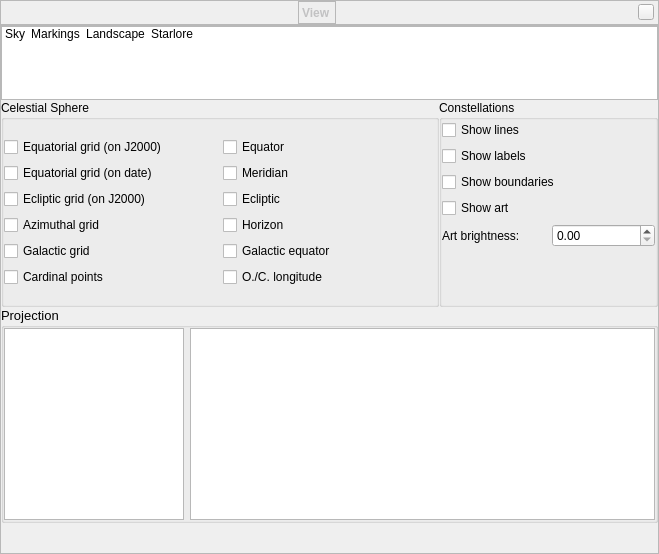
519984307/stellarium_src, file src/gui/viewDialog.ui: the form before one commit.
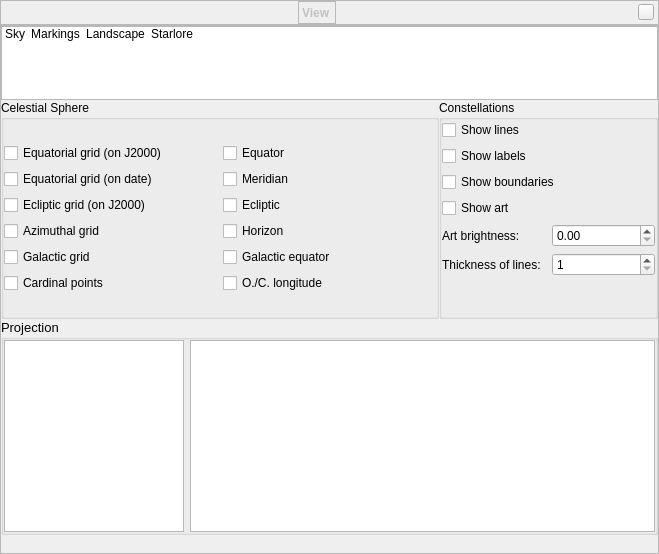
The form after the commit. The open tabs and pages were chosen to show the change. Icons and pictures are not drawn. Custom widgets are drawn as their Qt base class.

Commit message: Now users can to change thickness of lines of the constellations

```diff
--- a/src/gui/viewDialog.ui
+++ b/src/gui/viewDialog.ui
@@ -1370,15 +1370,8 @@
               </widget>
              </item>
              <item>
-              <layout class="QHBoxLayout">
-               <item>
-                <widget class="QLabel" name="label_6">
-                 <property name="text">
-                  <string>Art brightness:</string>
-                 </property>
-                </widget>
-               </item>
-               <item>
+              <layout class="QGridLayout" name="gridLayout_9">
+               <item row="0" column="1">
                 <widget class="QDoubleSpinBox" name="constellationArtBrightnessSpinBox">
                  <property name="maximum">
                   <double>1.000000000000000</double>
@@ -1388,6 +1381,39 @@
                  </property>
                 </widget>
                </item>
+               <item row="0" column="0">
+                <widget class="QLabel" name="label_6">
+                 <property name="text">
+                  <string>Art brightness:</string>
+                 </property>
+                </widget>
+               </item>
+               <item row="1" column="0">
+                <widget class="QLabel" name="label_2">
+                 <property name="text">
+                  <string>Thickness of lines:</string>
+                 </property>
+                </widget>
+               </item>
+               <item row="1" column="1">
+                <widget class="QDoubleSpinBox" name="constellationLineThicknessSpinBox">
+                 <property name="toolTip">
+                  <string>Value in pixels</string>
+                 </property>
+                 <property name="decimals">
+                  <number>0</number>
+                 </property>
+                 <property name="minimum">
+                  <double>1.000000000000000</double>
+                 </property>
+                 <property name="maximum">
+                  <double>5.000000000000000</double>
+                 </property>
+                 <property name="singleStep">
+                  <double>1.000000000000000</double>
+                 </property>
+                </widget>
+               </item>
               </layout>
              </item>
              <item>
@@ -1398,7 +1424,7 @@
                <property name="sizeHint" stdset="0">
                 <size>
                  <width>20</width>
-                 <height>5</height>
+                 <height>40</height>
                 </size>
                </property>
               </spacer>
```
Left out of the diff: 2 changed lines with no effect on the pictures. The commit also changes 5 other files.
